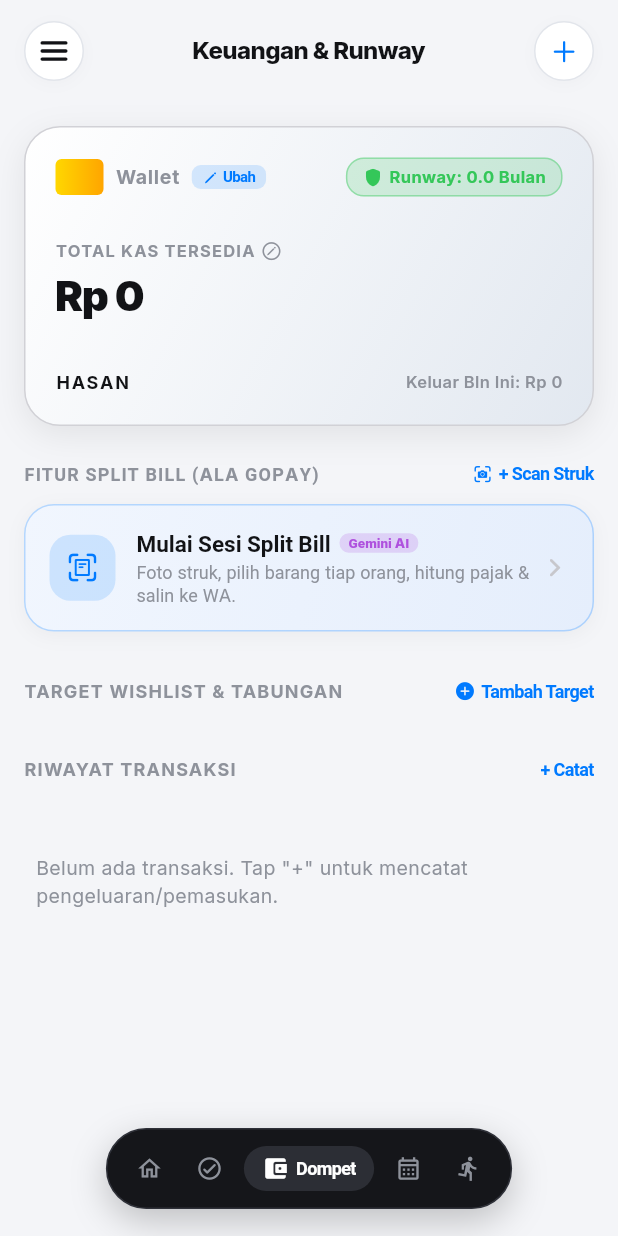
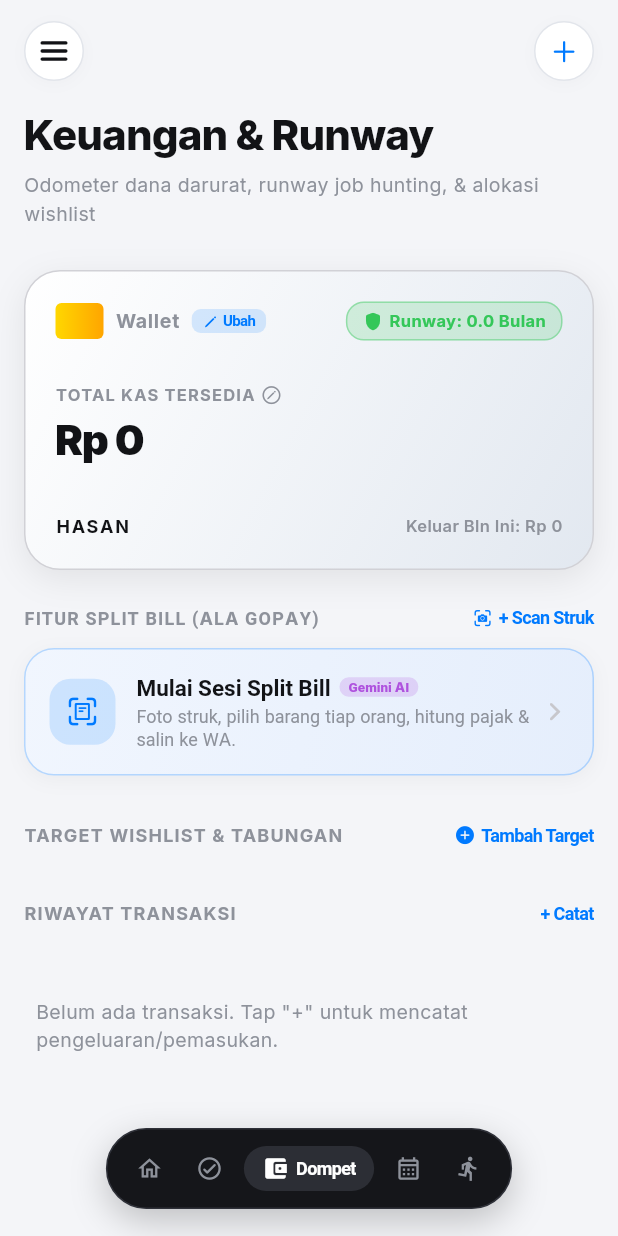
Before and after one commit to Fuadhsnn/PersonalAsistant, a Flutter app: the screen it shows after launch, scrolled down 576 dp, after a tap on "Keuangan & Runway", on a phone screen of 412 x 824 dp. Run offline on Flutter 3.47's test engine with Material 3 defaults, Android fonts, the phone set to English and light mode, and no system bars; our stand-ins replace google_fonts, image_picker, shared_preferences.

Commit message:
feat(ui): implement Option B iOS Large Title Standard across all screens

```diff
--- a/lib/screens/calendar_screen.dart
+++ b/lib/screens/calendar_screen.dart
@@ -214,6 +214,8 @@ class _CalendarScreenState extends State<CalendarScreen> {
 
     return TactileTopBar(
       title: 'Kalender & Jadwal',
+      subtitle: 'Agenda kegiatan & timeline tersinkronisasi.',
+      useLargeTitle: true,
       onOpenDrawer: widget.onOpenDrawer,
       isDark: isDark,
       rightAction: CupertinoButton(
--- a/lib/screens/calorie_habit_screen.dart
+++ b/lib/screens/calorie_habit_screen.dart
@@ -119,12 +119,14 @@ class _CalorieHabitScreenState extends State<CalorieHabitScreen> {
         CustomScrollView(
           physics: const BouncingScrollPhysics(parent: AlwaysScrollableScrollPhysics()),
           slivers: [
-            // Navigation Bar (Option A: Unified Modern Tactile HIG)
+            // Navigation Bar (Option B: iOS Large Title Standard)
             SliverToBoxAdapter(
               child: Padding(
                 padding: const EdgeInsets.fromLTRB(16, 12, 16, 16),
                 child: TactileTopBar(
                   title: 'Kalori & Kebiasaan',
+                  subtitle: 'Jurnal nutrisi harian & pemantauan kebiasaan positif.',
+                  useLargeTitle: true,
                   onOpenDrawer: widget.onOpenDrawer,
                   isDark: isDark,
                   rightAction: TactileTopBar.actionButton(
--- a/lib/screens/finance_screen.dart
+++ b/lib/screens/finance_screen.dart
@@ -175,12 +175,14 @@ class FinanceScreen extends StatelessWidget {
     return CustomScrollView(
       physics: const BouncingScrollPhysics(parent: AlwaysScrollableScrollPhysics()),
       slivers: [
-        // Navigation Bar (Option A: Unified Modern Tactile HIG)
+        // Navigation Bar (Option B: iOS Large Title Standard)
         SliverToBoxAdapter(
           child: Padding(
             padding: const EdgeInsets.fromLTRB(16, 12, 16, 16),
             child: TactileTopBar(
               title: 'Keuangan & Runway',
+              subtitle: 'Odometer dana darurat, runway job hunting, & alokasi wishlist',
+              useLargeTitle: true,
               onOpenDrawer: onOpenDrawer,
               isDark: isDark,
               rightAction: TactileTopBar.actionButton(
--- a/lib/screens/home_screen.dart
+++ b/lib/screens/home_screen.dart
@@ -65,6 +65,28 @@ class HomeScreen extends StatelessWidget {
                 title: 'ARIES • LIFE OS',
                 onOpenDrawer: onOpenDrawer,
                 isDark: isDark,
+                useLargeTitle: false,
+                centerWidget: Row(
+                  mainAxisSize: MainAxisSize.min,
+                  children: [
+                    Icon(
+                      Icons.apple,
+                      size: 18,
+                      color: AppleColors.textPrimary(isDark),
+                    ),
+                    const SizedBox(width: 4),
+                    Text(
+                      'ARIES • LIFE OS',
+                      style: TextStyle(
+                        fontSize: 12,
+                        fontWeight: FontWeight.w700,
+                        letterSpacing: 1.0,
+                        color: AppleColors.textSecondary(isDark),
+                        decoration: TextDecoration.none,
+                      ),
+                    ),
+                  ],
+                ),
                 rightAction: TactileTopBar.actionButton(
                   icon: Icon(
                     CupertinoIcons.gear_alt_fill,
--- a/lib/screens/job_crm_screen.dart
+++ b/lib/screens/job_crm_screen.dart
@@ -82,12 +82,14 @@ class JobCrmScreen extends StatelessWidget {
     return CustomScrollView(
       physics: const BouncingScrollPhysics(parent: AlwaysScrollableScrollPhysics()),
       slivers: [
-        // Navigation Bar (Option A: Unified Modern Tactile HIG)
+        // Navigation Bar (Option B: iOS Large Title Standard)
         SliverToBoxAdapter(
           child: Padding(
             padding: const EdgeInsets.fromLTRB(16, 12, 16, 16),
             child: TactileTopBar(
               title: 'Job Hunt Pipeline',
+              subtitle: 'Pantau tahapan lamaran kerja, tes teknis, & HR.',
+              useLargeTitle: true,
               onOpenDrawer: onOpenDrawer,
               isDark: isDark,
               rightAction: TactileTopBar.actionButton(
--- a/lib/screens/notes_screen.dart
+++ b/lib/screens/notes_screen.dart
@@ -64,9 +64,11 @@ class _NotesScreenState extends State<NotesScreen> {
           padding: const EdgeInsets.fromLTRB(18, 12, 18, 40),
           sliver: SliverList(
             delegate: SliverChildListDelegate([
-              // Top Bar (Option A: Unified Modern Tactile HIG)
+              // Top Bar (Option B: iOS Large Title Standard)
               TactileTopBar(
                 title: 'Catatan Cepat',
+                subtitle: 'Tersimpan otomatis ke memori lokal iPhone Anda.',
+                useLargeTitle: true,
                 onOpenDrawer: widget.onOpenDrawer,
                 isDark: isDark,
                 rightAction: TactileTopBar.actionButton(
--- a/lib/screens/quick_links_screen.dart
+++ b/lib/screens/quick_links_screen.dart
@@ -43,12 +43,14 @@ class QuickLinksScreen extends StatelessWidget {
     return CustomScrollView(
       physics: const BouncingScrollPhysics(parent: AlwaysScrollableScrollPhysics()),
       slivers: [
-        // Navigation Bar (Option A: Unified Modern Tactile HIG)
+        // Navigation Bar (Option B: iOS Large Title Standard)
         SliverToBoxAdapter(
           child: Padding(
             padding: const EdgeInsets.fromLTRB(16, 12, 16, 16),
             child: TactileTopBar(
               title: 'Pintasan Safari & Web',
+              subtitle: 'Akses cepat ke website & portal harian Anda.',
+              useLargeTitle: true,
               onOpenDrawer: onOpenDrawer,
               isDark: isDark,
               rightAction: TactileTopBar.actionButton(
--- a/lib/screens/running_screen.dart
+++ b/lib/screens/running_screen.dart
@@ -189,12 +189,14 @@ class RunningScreen extends StatelessWidget {
     return CustomScrollView(
       physics: const BouncingScrollPhysics(parent: AlwaysScrollableScrollPhysics()),
       slivers: [
-        // Top Navigation Bar (Option A: Unified Modern Tactile HIG)
+        // Top Navigation Bar (Option B: iOS Large Title Standard)
         SliverToBoxAdapter(
           child: Padding(
             padding: const EdgeInsets.fromLTRB(16, 12, 16, 16),
             child: TactileTopBar(
               title: 'Strava & Running',
+              subtitle: 'Tracking performa lari mingguan & mileage sepatu.',
+              useLargeTitle: true,
               onOpenDrawer: onOpenDrawer,
               isDark: isDark,
               rightAction: TactileTopBar.actionButton(
--- a/lib/screens/split_bill_screen.dart
+++ b/lib/screens/split_bill_screen.dart
@@ -559,11 +559,13 @@ class _SplitBillScreenState extends State<SplitBillScreen> {
             child: SafeArea(
               child: Column(
                 children: [
-                  // Navigation Bar (Option A: Unified Modern Tactile HIG)
+                  // Navigation Bar (Option B: iOS Large Title Standard)
                   Padding(
                     padding: const EdgeInsets.fromLTRB(16, 12, 16, 12),
                     child: TactileTopBar(
                       title: 'Split Bill ala GoPay',
+                      subtitle: 'Hitung patungan adil dengan AI scan struk.',
+                      useLargeTitle: true,
                       isDark: isDark,
                       leading: TactileTopBar.backButton(
                         onPressed: () {
--- a/lib/screens/todo_screen.dart
+++ b/lib/screens/todo_screen.dart
@@ -34,9 +34,11 @@ class TodoScreen extends StatelessWidget {
           padding: const EdgeInsets.fromLTRB(18, 12, 18, 0),
           sliver: SliverList(
             delegate: SliverChildListDelegate([
-              // Top Bar (Option A: Unified Modern Tactile HIG)
+              // Top Bar (Option B: iOS Large Title Standard)
               TactileTopBar(
                 title: 'To-Do & Pengingat',
+                subtitle: 'Kelola prioritas harian dan daftar tugas Anda.',
+                useLargeTitle: true,
                 onOpenDrawer: onOpenDrawer,
                 isDark: isDark,
                 rightAction: TactileTopBar.actionButton(
--- a/lib/widgets/tactile_top_bar.dart
+++ b/lib/widgets/tactile_top_bar.dart
@@ -4,6 +4,9 @@ import 'apple_burger_icon.dart';
 
 class TactileTopBar extends StatelessWidget {
   final String title;
+  final String? subtitle;
+  final bool useLargeTitle;
+  final Widget? centerWidget;
   final VoidCallback? onOpenDrawer;
   final Widget? leading;
   final Widget? rightAction;
@@ -12,6 +15,9 @@ class TactileTopBar extends StatelessWidget {
   const TactileTopBar({
     super.key,
     required this.title,
+    this.subtitle,
+    this.useLargeTitle = true,
+    this.centerWidget,
     this.onOpenDrawer,
     this.leading,
     this.rightAction,
@@ -93,7 +99,12 @@ class TactileTopBar extends StatelessWidget {
 
   @override
   Widget build(BuildContext context) {
-    return SizedBox(
+    return Column(
+      crossAxisAlignment: CrossAxisAlignment.start,
+      mainAxisSize: MainAxisSize.min,
+      children: [
+        // 1. Navigation Bar Row (Fixed 44pt height)
+        SizedBox(
           height: 44,
           child: Row(
             mainAxisAlignment: MainAxisAlignment.spaceBetween,
@@ -132,7 +143,8 @@ class TactileTopBar extends StatelessWidget {
                     ),
                   ),
 
-          // Center: Screen Title
+              // Center: If not using large title, center the title; otherwise show centerWidget or spacer
+              if (!useLargeTitle)
                 Expanded(
                   child: Center(
                     child: Text(
@@ -148,7 +160,11 @@ class TactileTopBar extends StatelessWidget {
                       ),
                     ),
                   ),
-          ),
+                )
+              else if (centerWidget != null)
+                centerWidget!
+              else
+                const Spacer(),
 
               // Right: Action Button or Spacer for symmetry
               rightAction != null
@@ -156,6 +172,34 @@ class TactileTopBar extends StatelessWidget {
                   : const SizedBox(width: 40, height: 40),
             ],
           ),
+        ),
+
+        // 2. iOS Large Title Block (Option B)
+        if (useLargeTitle) ...[
+          const SizedBox(height: 14),
+          Text(
+            title,
+            style: TextStyle(
+              fontSize: 28,
+              fontWeight: FontWeight.w800,
+              letterSpacing: -0.6,
+              color: AppleColors.textPrimary(isDark),
+              decoration: TextDecoration.none,
+            ),
+          ),
+          if (subtitle != null && subtitle!.isNotEmpty) ...[
+            const SizedBox(height: 4),
+            Text(
+              subtitle!,
+              style: TextStyle(
+                fontSize: 13,
+                color: AppleColors.textSecondary(isDark),
+                decoration: TextDecoration.none,
+              ),
+            ),
+          ],
+        ],
+      ],
     );
   }
 }
```
Also changed, not shown: 3 other files. Lines whose indentation alone changed are shown as unchanged.
